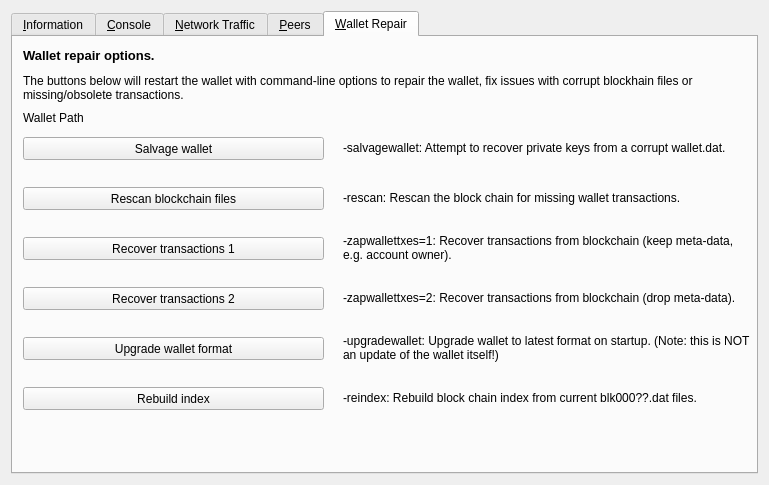
Old version of the form src/qt/forms/debugwindow.ui in the repository X9Developers/XSN.
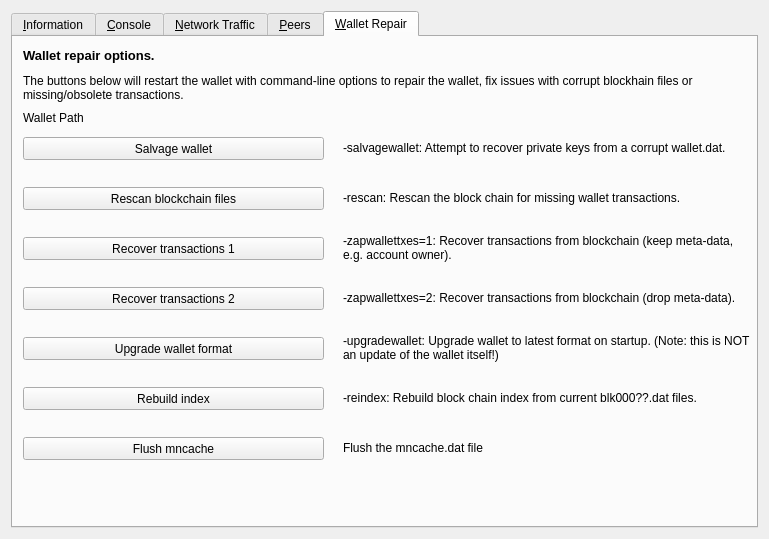
New version of the form. The open tabs and pages were chosen to show the change. Icons and pictures are not drawn. Custom widgets are drawn as their Qt base class.

Commit message: added new button and function to delete mncache

What changed in the file:
```diff
--- a/src/qt/forms/debugwindow.ui
+++ b/src/qt/forms/debugwindow.ui
@@ -7,7 +7,7 @@
     <x>0</x>
     <y>0</y>
     <width>769</width>
-    <height>485</height>
+    <height>539</height>
    </rect>
   </property>
   <property name="windowTitle">
@@ -1715,6 +1715,35 @@
         <string>Wallet Path</string>
        </property>
       </widget>
+      <widget class="QPushButton" name="btn_flashmncache">
+       <property name="geometry">
+        <rect>
+         <x>10</x>
+         <y>400</y>
+         <width>301</width>
+         <height>23</height>
+        </rect>
+       </property>
+       <property name="text">
+        <string>Flush mncache</string>
+       </property>
+      </widget>
+      <widget class="QLabel" name="label_repair_reindex_2">
+       <property name="geometry">
+        <rect>
+         <x>330</x>
+         <y>390</y>
+         <width>411</width>
+         <height>41</height>
+        </rect>
+       </property>
+       <property name="text">
+        <string>Flush the mncache.dat file </string>
+       </property>
+       <property name="wordWrap">
+        <bool>true</bool>
+       </property>
+      </widget>
      </widget>
     </widget>
    </item>
```
Left out of the diff: 14 changed lines with no effect on the pictures. Lines whose indentation alone changed are shown as unchanged. The commit also changes 2 other files.
